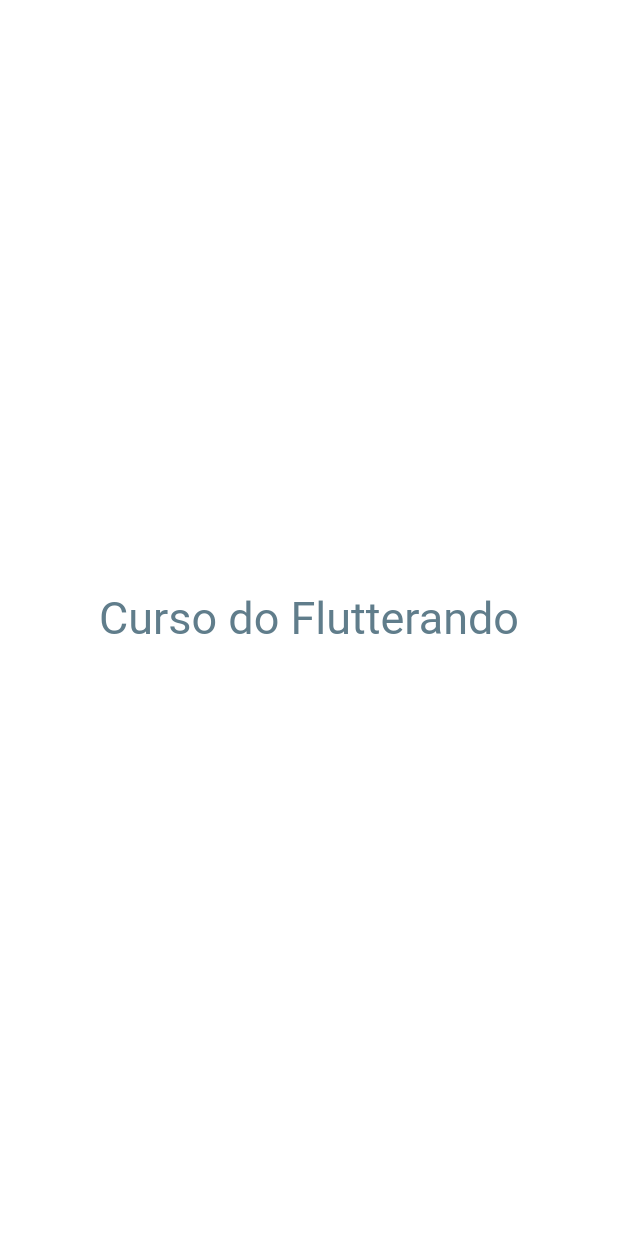
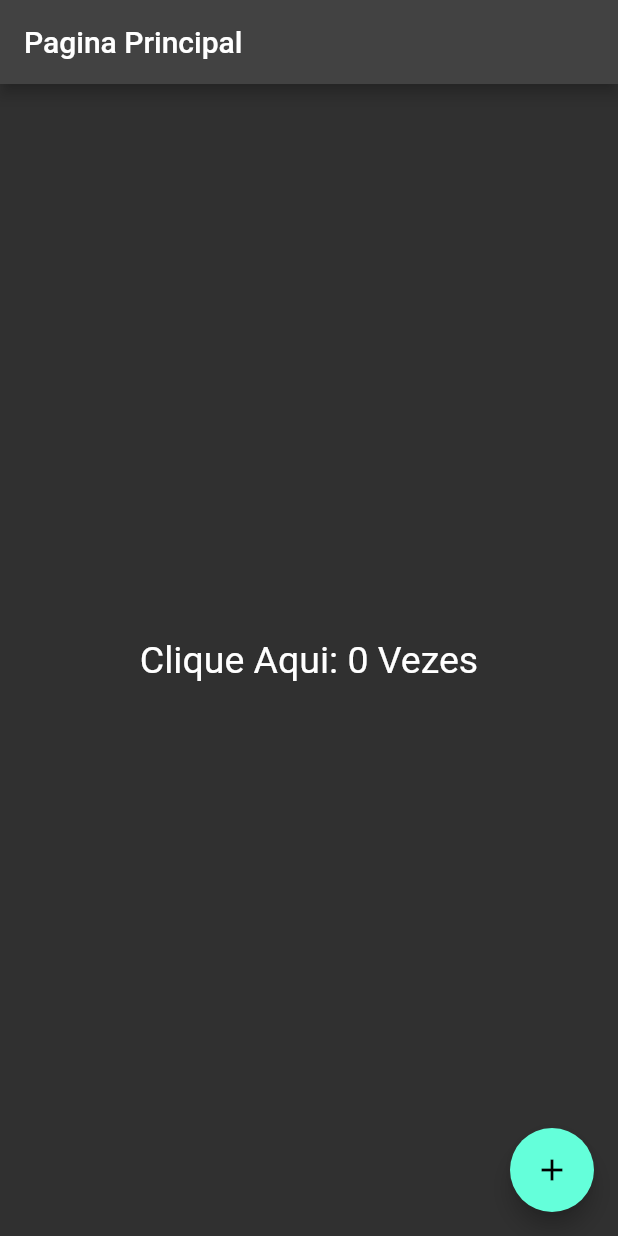
Before and after one commit to CarlosViniMSouza/MyAppTestFlutter, a Flutter app: the screen it shows after launch, on a phone screen of 412 x 824 dp. Run offline on Flutter 3.47's test engine with Material 2 defaults, Android fonts, the phone set to English and light mode, and no system bars.

Commit message:
home_page and app_widget created

```diff
--- /dev/null
+++ b/lib/app_widget.dart
@@ -0,0 +1,13 @@
+import 'package:flutter/material.dart';
+
+import 'home_page.dart';
+
+class AppWidget extends StatelessWidget {
+  @override
+  Widget build(BuildContext context) {
+    return MaterialApp(
+      theme: ThemeData.dark(),
+      home: HomePg(),
+    );
+  }
+}
--- /dev/null
+++ b/lib/home_page.dart
@@ -0,0 +1,40 @@
+import 'package:flutter/material.dart';
+
+class HomePg extends StatefulWidget {
+  @override
+  State<HomePg> createState() {
+    return HomePgState();
+  }
+}
+
+class HomePgState extends State<HomePg> {
+  int counter = 0;
+
+  @override
+  Widget build(BuildContext context) {
+    return Scaffold(
+      appBar: AppBar(
+        title: Text('Pagina Principal'),
+      ),
+      body: Center(child: GestureDetector(
+        child: Text('Clique Aqui: $counter Vezes',
+        style: TextStyle(fontSize: 25)),
+        onTap: () {
+          setState(() {
+            counter++;
+            print(counter);
+          });
+        },
+      )),
+      floatingActionButton: FloatingActionButton(
+        child: Icon(Icons.add),
+        onPressed: () {
+          setState(() {
+            counter++;
+            print(counter);
+          });
+        },
+      ),
+    );
+  }
+}
--- a/lib/main.dart
+++ b/lib/main.dart
@@ -1,25 +1,9 @@
 // ignore_for_file: non_constant_identifier_names
 
-import 'package:flutter/cupertino.dart';
 import 'package:flutter/material.dart';
+import 'app_widget.dart';
 
 main() {
   // ignore: avoid_unnecessary_containers
   runApp(AppWidget());
 }
-
-class AppWidget extends StatelessWidget {
-
-  @override
-  Widget build(BuildContext context) {
-    return Container(
-      child: const Center(
-        child: Text(
-          'Curso do Flutterando',
-          textDirection: TextDirection.ltr,
-          style: TextStyle(color: Colors.blueGrey, fontSize: 30.0),
-        ),
-      ),
-    );
-  }
-}
```
